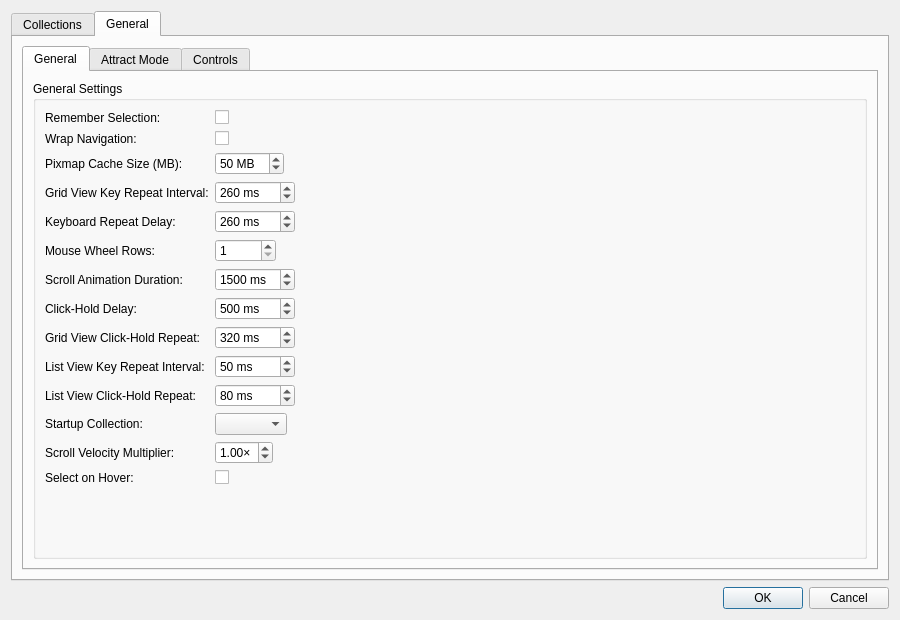
EtherAura/Kartend, file src/ui/dialogs/settingsdialog.ui: the form before one commit.
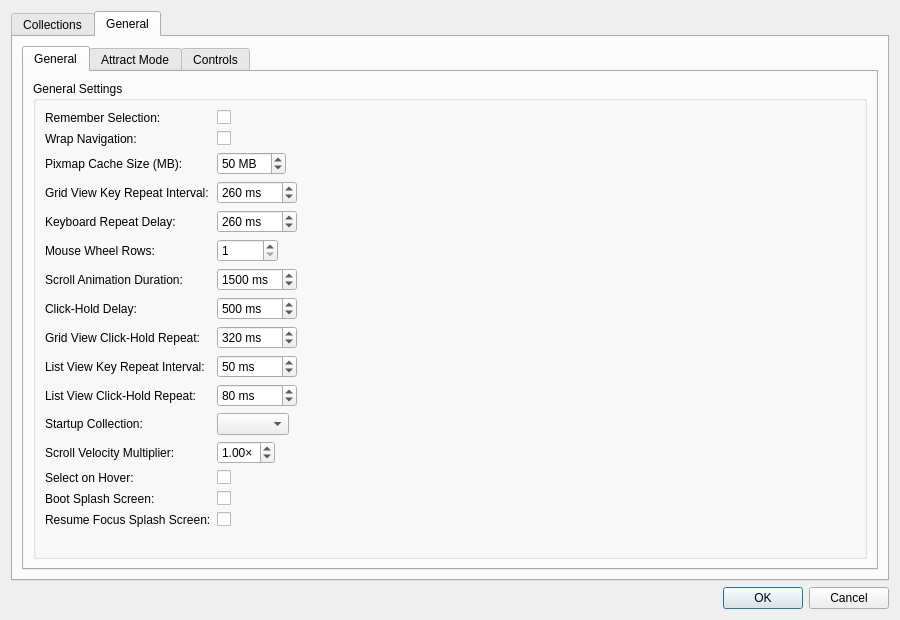
The form after the commit. The open tabs and pages were chosen to show the change. Icons and pictures are not drawn.

Commit message:
feat: make splash screens optional (Kartend-hv1)
- Add GeneralSettings toggles for boot and resume focus splash overlays
- Persist splash preferences through SettingsManager
- Add Settings dialog checkboxes for each splash option
- Gate MainWindow startup and focus-return splash display

The edit to the form file:
```diff
--- a/src/ui/dialogs/settingsdialog.ui
+++ b/src/ui/dialogs/settingsdialog.ui
@@ -1461,10 +1461,38 @@
               </property>
              </widget>
             </item>
-            <item row="13" column="1">
-             <widget class="QCheckBox" name="selectItemOnHoverCheckBox">
+             <item row="13" column="1">
+              <widget class="QCheckBox" name="selectItemOnHoverCheckBox">
+               <property name="toolTip">
+                <string>Move selection to the visible item under the mouse pointer without clicking</string>
+               </property>
+              </widget>
+             </item>
+            <item row="14" column="0">
+             <widget class="QLabel" name="bootSplashLabel">
+              <property name="text">
+               <string>Boot Splash Screen:</string>
+              </property>
+             </widget>
+            </item>
+            <item row="14" column="1">
+             <widget class="QCheckBox" name="bootSplashCheckBox">
               <property name="toolTip">
-               <string>Move selection to the visible item under the mouse pointer without clicking</string>
+               <string>Show the splash screen when Kartend starts</string>
+              </property>
+             </widget>
+            </item>
+            <item row="15" column="0">
+             <widget class="QLabel" name="resumeFocusSplashLabel">
+              <property name="text">
+               <string>Resume Focus Splash Screen:</string>
+              </property>
+             </widget>
+            </item>
+            <item row="15" column="1">
+             <widget class="QCheckBox" name="resumeFocusSplashCheckBox">
+              <property name="toolTip">
+               <string>Show the splash screen when Kartend regains focus after being inactive</string>
               </property>
              </widget>
             </item>
```
The commit also changes 7 other files.
